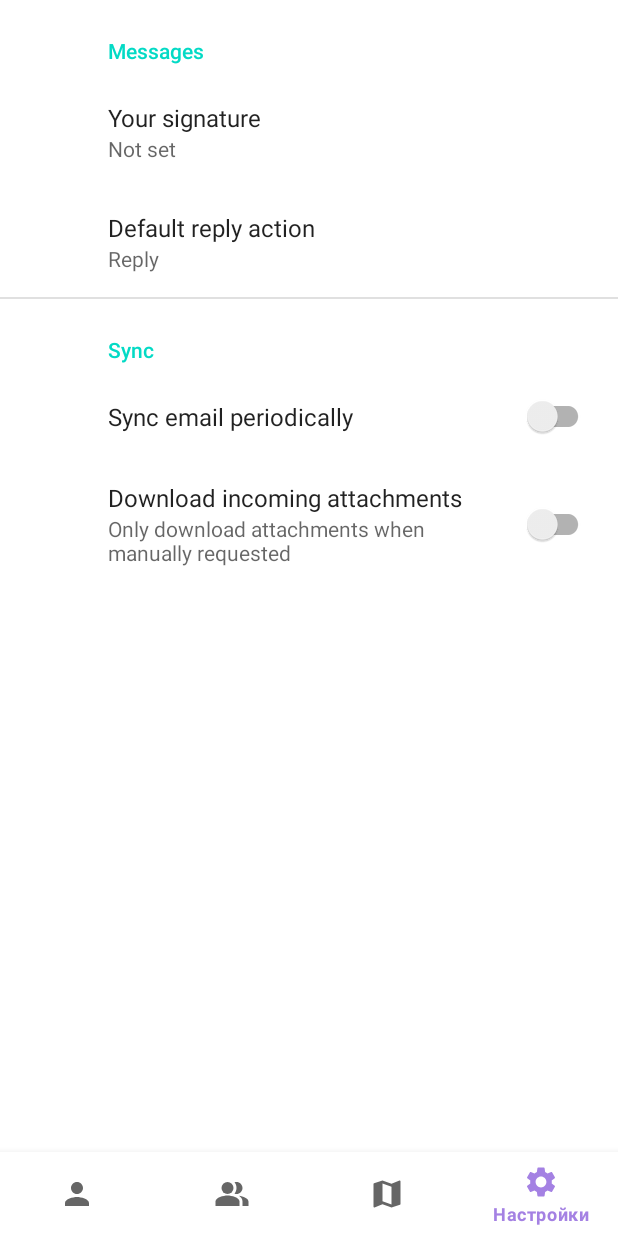
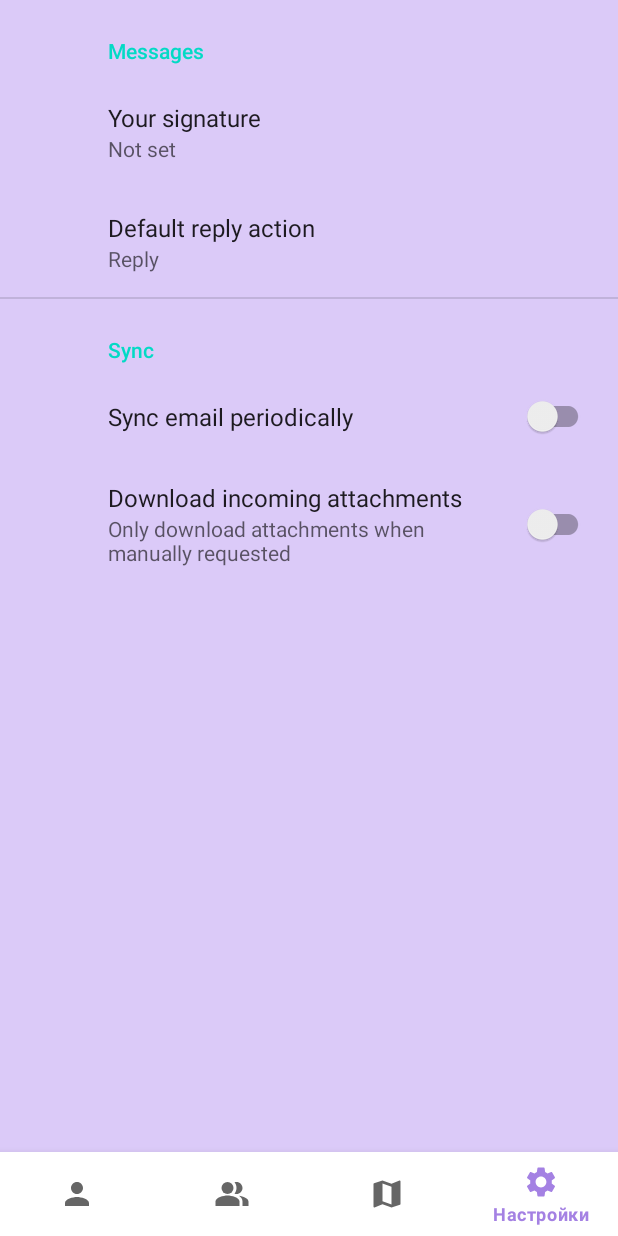
Before and after one commit to Soneech/MemoriesMap, an Android app: the MainActivity screen opened directly, with no data from a screen before it, item 4 of the bottom bar chosen, on a phone screen of 412 x 824 dp. Run offline under Robolectric (Android 15) with nearby library versions, the phone set to English and light mode, and no system bars; our stand-ins replace androidx.preference.

```diff
--- a/app/src/main/res/layout/main_activity.xml
+++ b/app/src/main/res/layout/main_activity.xml
@@ -5,7 +5,8 @@
     android:id="@+id/mainWindowLayout"
     android:layout_width="match_parent"
     android:layout_height="match_parent"
-    tools:context=".MainActivity" >
+    android:background="@color/lilac3"
+    tools:context=".MainActivity">
 
     <FrameLayout
         android:id="@+id/mainFragmentBody"
@@ -24,6 +25,6 @@
         app:layout_constraintBottom_toBottomOf="parent"
         app:layout_constraintEnd_toEndOf="parent"
         app:layout_constraintStart_toStartOf="parent"
-        app:menu="@menu/bottom_navigation_menu"/>
+        app:menu="@menu/bottom_navigation_menu" />
 
 </androidx.constraintlayout.widget.ConstraintLayout>
```
